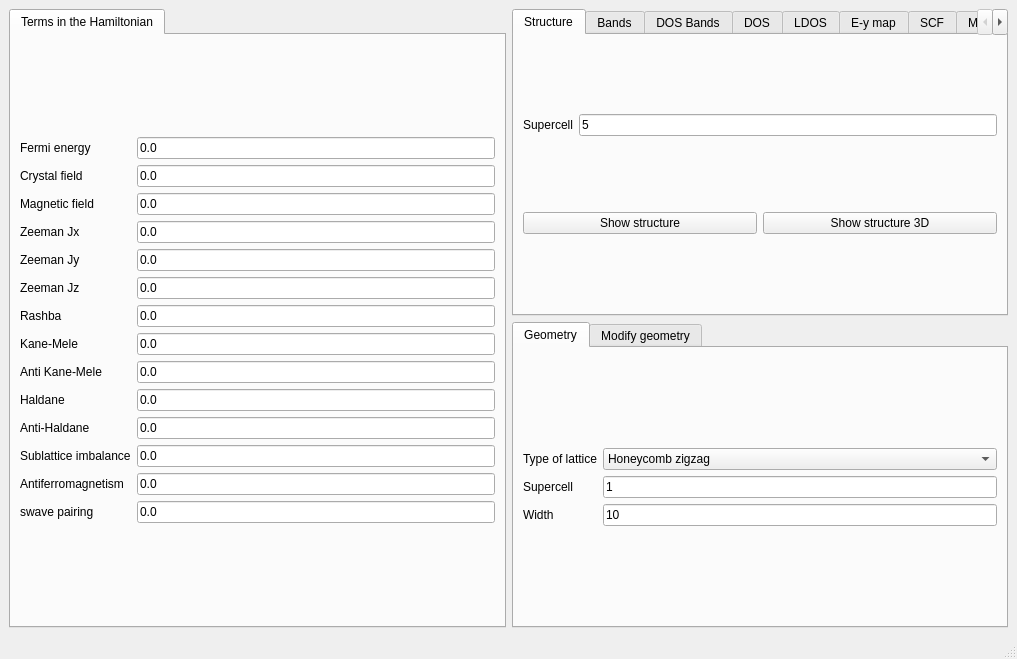
The window that interface-pyqt/1d/interface.ui (joselado/quantum-lattice) describes before a commit, drawn with Qt 5.
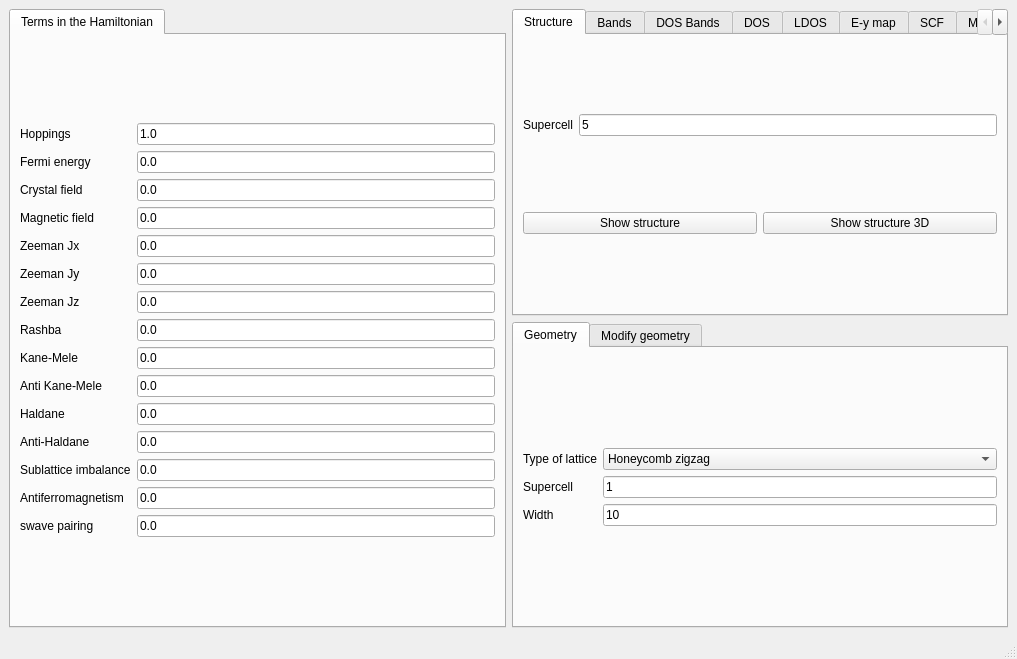
The same window after the commit.

```diff
--- a/interface-pyqt/1d/interface.ui
+++ b/interface-pyqt/1d/interface.ui
@@ -27,56 +27,56 @@
        <layout class="QGridLayout" name="gridLayout_19">
         <item row="0" column="0">
          <layout class="QGridLayout" name="gridLayout">
-          <item row="13" column="1">
+          <item row="14" column="1">
            <widget class="QLineEdit" name="swave">
             <property name="text">
              <string>0.0</string>
             </property>
            </widget>
           </item>
-          <item row="5" column="1">
+          <item row="6" column="1">
            <widget class="QLineEdit" name="Bz">
             <property name="text">
              <string>0.0</string>
             </property>
            </widget>
           </item>
-          <item row="3" column="1">
+          <item row="4" column="1">
            <widget class="QLineEdit" name="Bx">
             <property name="text">
              <string>0.0</string>
             </property>
            </widget>
           </item>
-          <item row="5" column="0">
+          <item row="6" column="0">
            <widget class="QLabel" name="label_5">
             <property name="text">
              <string>Zeeman Jz</string>
             </property>
            </widget>
           </item>
-          <item row="11" column="1">
+          <item row="12" column="1">
            <widget class="QLineEdit" name="mAB">
             <property name="text">
              <string>0.0</string>
             </property>
            </widget>
           </item>
-          <item row="4" column="1">
+          <item row="5" column="1">
            <widget class="QLineEdit" name="By">
             <property name="text">
              <string>0.0</string>
             </property>
            </widget>
           </item>
-          <item row="0" column="0">
+          <item row="1" column="0">
            <widget class="QLabel" name="label">
             <property name="text">
              <string>Fermi energy</string>
             </property>
            </widget>
           </item>
-          <item row="2" column="1">
+          <item row="3" column="1">
            <widget class="QLineEdit" name="peierls">
             <property name="enabled">
              <bool>true</bool>
@@ -86,35 +86,35 @@
             </property>
            </widget>
           </item>
-          <item row="7" column="1">
+          <item row="8" column="1">
            <widget class="QLineEdit" name="kanemele">
             <property name="text">
              <string>0.0</string>
             </property>
            </widget>
           </item>
-          <item row="9" column="0">
+          <item row="10" column="0">
            <widget class="QLabel" name="label_24">
             <property name="text">
              <string>Haldane</string>
             </property>
            </widget>
           </item>
-          <item row="10" column="1">
+          <item row="11" column="1">
            <widget class="QLineEdit" name="antihaldane">
             <property name="text">
              <string>0.0</string>
             </property>
            </widget>
           </item>
-          <item row="13" column="0">
+          <item row="14" column="0">
            <widget class="QLabel" name="label_26">
             <property name="text">
              <string>swave pairing</string>
             </property>
            </widget>
           </item>
-          <item row="0" column="1">
+          <item row="1" column="1">
            <widget class="QLineEdit" name="fermi">
             <property name="enabled">
              <bool>true</bool>
@@ -124,111 +124,128 @@
             </property>
            </widget>
           </item>
-          <item row="6" column="1">
+          <item row="7" column="1">
            <widget class="QLineEdit" name="rashba">
             <property name="text">
              <string>0.0</string>
             </property>
            </widget>
           </item>
-          <item row="9" column="1">
+          <item row="10" column="1">
            <widget class="QLineEdit" name="haldane">
             <property name="text">
              <string>0.0</string>
             </property>
            </widget>
           </item>
-          <item row="12" column="1">
+          <item row="13" column="1">
            <widget class="QLineEdit" name="mAF">
             <property name="text">
              <string>0.0</string>
             </property>
            </widget>
           </item>
-          <item row="6" column="0">
+          <item row="7" column="0">
            <widget class="QLabel" name="label_10">
             <property name="text">
              <string>Rashba</string>
             </property>
            </widget>
           </item>
-          <item row="7" column="0">
+          <item row="8" column="0">
            <widget class="QLabel" name="label_11">
             <property name="text">
              <string>Kane-Mele</string>
             </property>
            </widget>
           </item>
-          <item row="3" column="0">
+          <item row="4" column="0">
            <widget class="QLabel" name="label_3">
             <property name="text">
              <string>Zeeman Jx</string>
             </property>
            </widget>
           </item>
-          <item row="4" column="0">
+          <item row="5" column="0">
            <widget class="QLabel" name="label_4">
             <property name="text">
              <string>Zeeman Jy</string>
             </property>
            </widget>
           </item>
-          <item row="11" column="0">
+          <item row="12" column="0">
            <widget class="QLabel" name="label_12">
             <property name="text">
              <string>Sublattice imbalance</string>
             </property>
            </widget>
           </item>
-          <item row="2" column="0">
+          <item row="3" column="0">
            <widget class="QLabel" name="label_14">
             <property name="text">
              <string>Magnetic field</string>
             </property>
            </widget>
           </item>
-          <item row="12" column="0">
+          <item row="13" column="0">
            <widget class="QLabel" name="label_13">
             <property name="text">
              <string>Antiferromagnetism</string>
             </property>
            </widget>
           </item>
-          <item row="10" column="0">
+          <item row="11" column="0">
            <widget class="QLabel" name="label_25">
             <property name="text">
              <string>Anti-Haldane</string>
             </property>
            </widget>
           </item>
-          <item row="8" column="1">
+          <item row="9" column="1">
            <widget class="QLineEdit" name="antikanemele">
             <property name="text">
              <string>0.0</string>
             </property>
            </widget>
           </item>
-          <item row="8" column="0">
+          <item row="9" column="0">
            <widget class="QLabel" name="label_37">
             <property name="text">
              <string>Anti Kane-Mele</string>
             </property>
            </widget>
           </item>
-          <item row="1" column="1">
+          <item row="2" column="1">
            <widget class="QLineEdit" name="crystalfield">
             <property name="text">
              <string>0.0</string>
             </property>
            </widget>
           </item>
-          <item row="1" column="0">
+          <item row="2" column="0">
            <widget class="QLabel" name="label_17">
             <property name="text">
              <string>Crystal field</string>
             </property>
            </widget>
           </item>
+          <item row="0" column="1">
+           <widget class="QLineEdit" name="hoppings">
+            <property name="toolTip">
+             <string extracomment="Hoppings of the system. If you put several numbers separated by commas, the first number is the 1st NN hopping, the second number the 2nd NN hopping, etc"/>
+            </property>
+            <property name="text">
+             <string>1.0</string>
+            </property>
+           </widget>
+          </item>
+          <item row="0" column="0">
+           <widget class="QLabel" name="label_21">
+            <property name="text">
+             <string>Hoppings</string>
+            </property>
+           </widget>
+          </item>
          </layout>
         </item>
        </layout>
```
